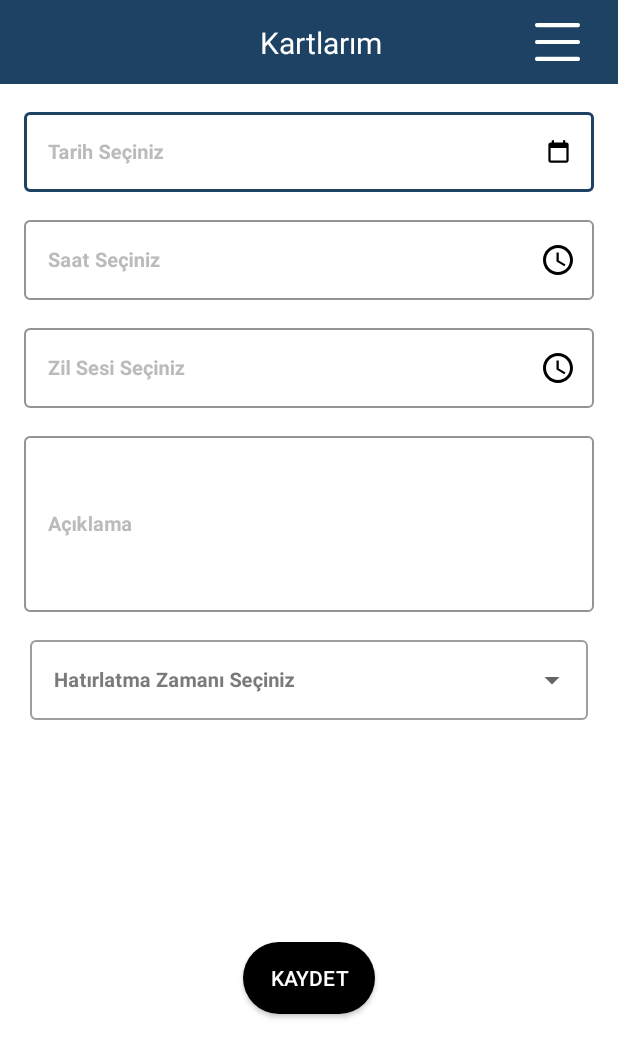
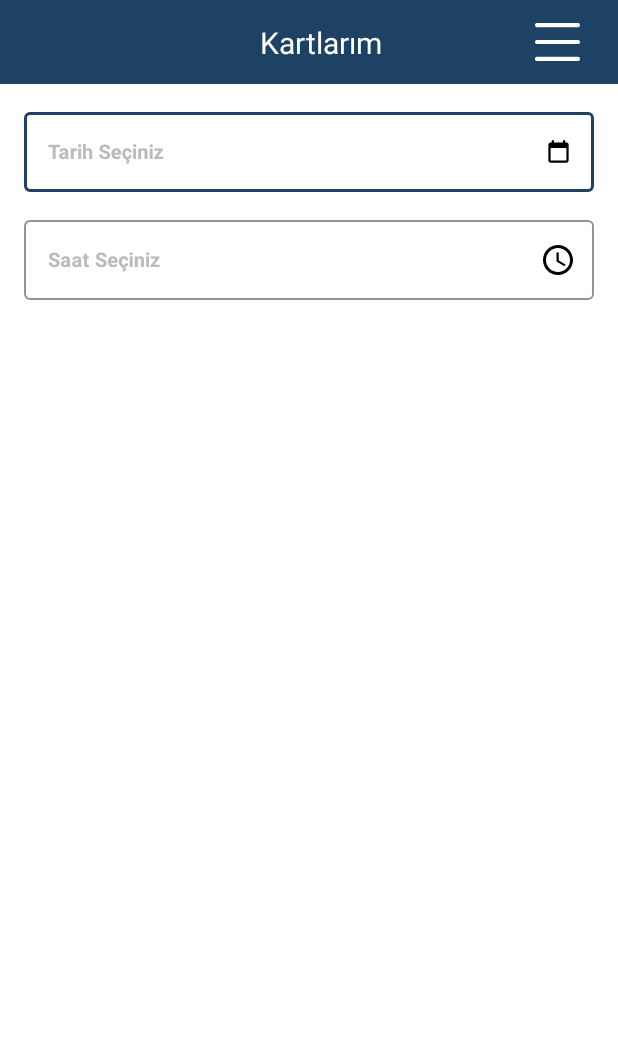
Before and after one commit to yakupcann5/MobilPorgramlama-dev, an Android app: the ReminderAddActivity screen opened directly, with no data from a screen before it, on a phone screen of 412 x 824 dp. Shown: the top 1058 px of the screen. Run offline under Robolectric (Android 15) with nearby library versions, the phone set to English and light mode, and no system bars; our stand-ins replace Dagger/Hilt's generated code, data binding.

Commit message:
Revert "reminder_add design done"
This reverts commit 78eff997ecfe5e1a5ec98f5fc903964902caf139.

```diff
--- a/app/src/main/java/com/mobilProgramlama/odev/common/Timer.kt
+++ /dev/null
@@ -1,8 +0,0 @@
-package com.mobilProgramlama.odev.common
-
-enum class Timer(val type: Int) {
-    TenMinute(10),
-    TwentyMinute(20),
-    ThirtyMinute(30),
-    FortyMinute(40),
-}
--- a/app/src/main/java/com/mobilProgramlama/odev/ui/reminder_add/ReminderAddActivity.kt
+++ b/app/src/main/java/com/mobilProgramlama/odev/ui/reminder_add/ReminderAddActivity.kt
@@ -2,33 +2,16 @@ package com.mobilProgramlama.odev.ui.reminder_add
 
 import androidx.appcompat.app.AppCompatActivity
 import android.os.Bundle
-import android.view.View
 import com.mobilProgramlama.odev.R
-import com.mobilProgramlama.odev.common.Timer
 import com.mobilProgramlama.odev.databinding.ActivityReminderAddBinding
 import dagger.hilt.android.AndroidEntryPoint
 
 @AndroidEntryPoint
-class ReminderAddActivity : AppCompatActivity(), View.OnClickListener {
+class ReminderAddActivity : AppCompatActivity() {
     private lateinit var binding: ActivityReminderAddBinding
     override fun onCreate(savedInstanceState: Bundle?) {
         super.onCreate(savedInstanceState)
         binding = ActivityReminderAddBinding.inflate(layoutInflater)
-        initView()
         setContentView(binding.root)
     }
-
-    private fun initView() {
-        binding.saveButton.setOnClickListener(this)
-    }
-
-    override fun onClick(v: View?) {
-        when (v?.id) {
-            binding.saveButton.id -> {
-                //viewModel.checkInput()
-                //viewModel.insertReminder()
-                //viewModel.checkInsertReminderResult()
-            }
-        }
-    }
 }
--- a/app/src/main/res/layout/activity_reminder_add.xml
+++ b/app/src/main/res/layout/activity_reminder_add.xml
@@ -88,103 +88,6 @@
                 android:textStyle="bold" />
         </com.google.android.material.textfield.TextInputLayout>
 
-        <com.google.android.material.textfield.TextInputLayout
-            android:id="@+id/soundInputLayout"
-            style="@style/Widget.MaterialComponents.TextInputLayout.OutlinedBox"
-            android:layout_width="match_parent"
-            android:layout_height="wrap_content"
-            android:layout_marginHorizontal="16dp"
-            android:layout_marginTop="13dp"
-            android:focusable="true"
-            android:focusableInTouchMode="true"
-            android:hint="Zil Sesi Seçiniz"
-            android:textColorHint="#BBBBBB"
-            app:boxStrokeColor="@color/color_primary"
-            app:endIconDrawable="@drawable/ic_time"
-            app:endIconMode="custom"
-            app:endIconTint="@color/black"
-            app:hintTextColor="@color/color_primary"
-            app:layout_constraintEnd_toEndOf="parent"
-            app:layout_constraintStart_toStartOf="parent"
-            app:layout_constraintTop_toBottomOf="@id/timeInputLayout">
-
-            <com.google.android.material.textfield.TextInputEditText
-                android:id="@+id/soundInput"
-                android:layout_width="match_parent"
-                android:layout_height="match_parent"
-                android:focusableInTouchMode="false"
-                android:inputType="datetime"
-                android:lines="1"
-                android:textColor="@color/black"
-                android:textSize="13sp"
-                android:textStyle="bold" />
-        </com.google.android.material.textfield.TextInputLayout>
-
-        <com.google.android.material.textfield.TextInputLayout
-            android:id="@+id/descriptionInputLayout"
-            style="@style/Widget.MaterialComponents.TextInputLayout.OutlinedBox"
-            android:layout_width="match_parent"
-            android:layout_height="wrap_content"
-            android:layout_marginHorizontal="16dp"
-            android:layout_marginTop="13dp"
-            android:focusable="true"
-            android:focusableInTouchMode="true"
-            android:hint="Açıklama"
-            android:textColorHint="#BBBBBB"
-            app:boxStrokeColor="@color/color_primary"
-            app:hintTextColor="@color/color_primary"
-            app:layout_constraintEnd_toEndOf="parent"
-            app:layout_constraintStart_toStartOf="parent"
-            app:layout_constraintTop_toBottomOf="@id/soundInputLayout">
-
-            <com.google.android.material.textfield.TextInputEditText
-                android:id="@+id/descriptionInput"
-                android:layout_width="match_parent"
-                android:layout_height="match_parent"
-                android:focusableInTouchMode="false"
-                android:inputType="none"
-                android:lines="5"
-                android:textColor="@color/black"
-                android:textSize="13sp"
-                android:textStyle="bold" />
-        </com.google.android.material.textfield.TextInputLayout>
-
-        <com.google.android.material.textfield.TextInputLayout
-            android:id="@+id/timerInputLayout"
-            style="@style/Widget.MaterialComponents.TextInputLayout.OutlinedBox.ExposedDropdownMenu"
-            android:layout_width="match_parent"
-            android:layout_height="wrap_content"
-            android:layout_marginHorizontal="20dp"
-            android:layout_marginTop="13dp"
-            android:focusableInTouchMode="true"
-            android:hint="Hatırlatma Zamanı Seçiniz"
-            android:textColorHint="#7A7A7A"
-            app:layout_constraintEnd_toEndOf="parent"
-            app:layout_constraintStart_toStartOf="parent"
-            app:layout_constraintTop_toBottomOf="@id/descriptionInputLayout">
-
-            <AutoCompleteTextView
-                android:id="@+id/timerInput"
-                android:layout_width="match_parent"
-                android:layout_height="match_parent"
-                android:inputType="none"
-                android:lines="1"
-                android:textColor="#000000"
-                android:textSize="13sp"
-                android:textStyle="bold" />
-        </com.google.android.material.textfield.TextInputLayout>
-
-        <androidx.appcompat.widget.AppCompatButton
-            android:id="@+id/saveButton"
-            android:layout_width="wrap_content"
-            android:layout_height="wrap_content"
-            android:background="@drawable/custom_add_button_background"
-            android:text="Kaydet"
-            android:textColor="@color/white"
-            app:layout_constraintBottom_toBottomOf="parent"
-            app:layout_constraintEnd_toEndOf="parent"
-            app:layout_constraintStart_toStartOf="parent"
-            app:layout_constraintTop_toBottomOf="@id/timerInputLayout" />
 
     </androidx.constraintlayout.widget.ConstraintLayout>
 </layout>
```
